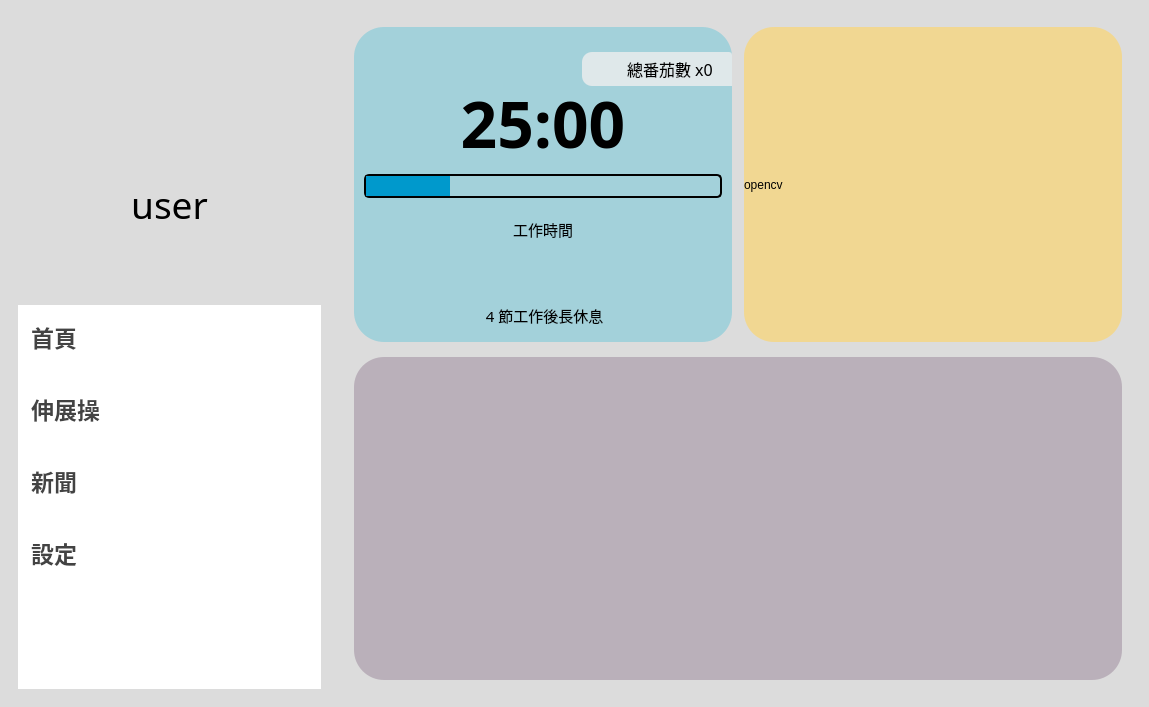
First picture: the form in demo.ui, repository ahua1010/Margherita-Pizza-Pomodoro-and-Gesture-detection-, before the edit.
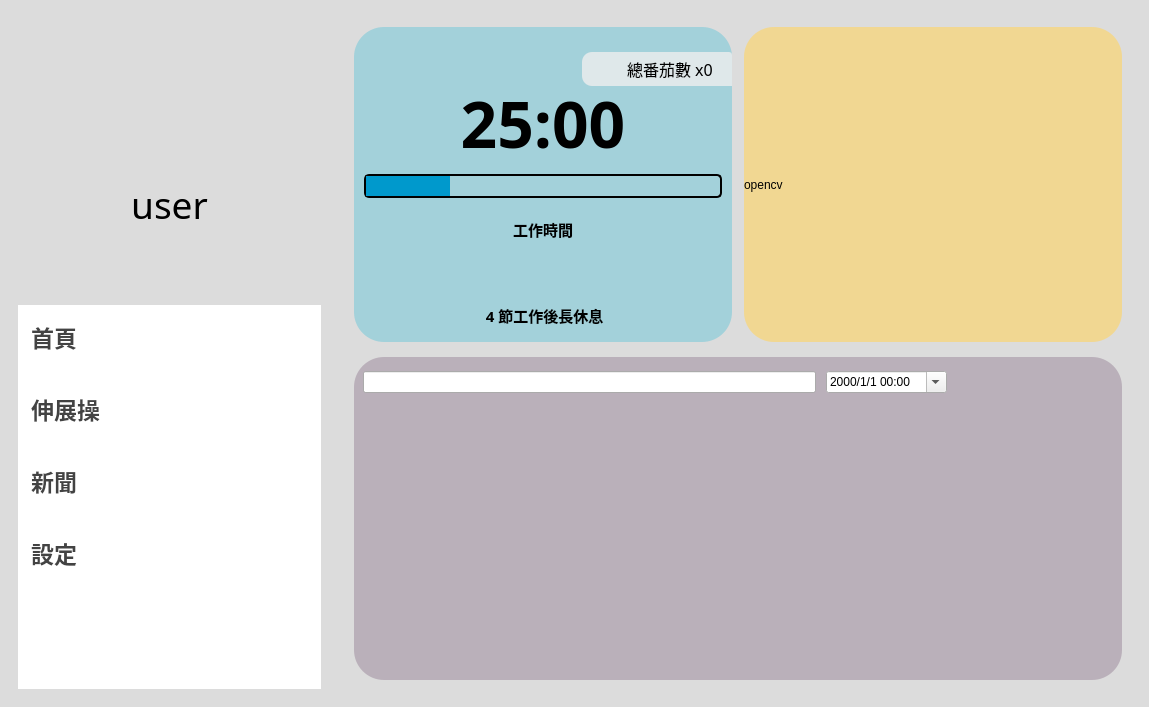
Second picture: the form after the edit. Icons and pictures are not drawn.

What changed in the file:
```diff
--- a/demo.ui
+++ b/demo.ui
@@ -550,8 +550,10 @@
                   </property>
                   <property name="font">
                    <font>
-                    <family>Agency FB</family>
+                    <family>微軟正黑體</family>
                     <pointsize>11</pointsize>
+                    <weight>75</weight>
+                    <bold>true</bold>
                    </font>
                   </property>
                   <property name="styleSheet">
@@ -681,8 +683,10 @@
                   </property>
                   <property name="font">
                    <font>
-                    <family>Agency FB</family>
+                    <family>微軟正黑體</family>
                     <pointsize>11</pointsize>
+                    <weight>75</weight>
+                    <bold>true</bold>
                    </font>
                   </property>
                   <property name="styleSheet">
@@ -782,7 +786,99 @@
 	background-color:rgba(183, 172, 183,0.9);
 }</string>
              </property>
-             <layout class="QVBoxLayout" name="verticalLayout_6"/>
+             <layout class="QVBoxLayout" name="verticalLayout_6">
+              <item>
+               <layout class="QHBoxLayout" name="horizontalLayout_10">
+                <property name="spacing">
+                 <number>10</number>
+                </property>
+                <property name="topMargin">
+                 <number>5</number>
+                </property>
+                <property name="bottomMargin">
+                 <number>5</number>
+                </property>
+                <item>
+                 <widget class="QLineEdit" name="todo_line">
+                  <property name="sizePolicy">
+                   <sizepolicy hsizetype="Preferred" vsizetype="Fixed">
+                    <horstretch>20</horstretch>
+                    <verstretch>0</verstretch>
+                   </sizepolicy>
+                  </property>
+                 </widget>
+                </item>
+                <item>
+                 <widget class="QDateTimeEdit" name="todo_date">
+                  <property name="displayFormat">
+                   <string>yyyy/M/d HH:mm</string>
+                  </property>
+                  <property name="calendarPopup">
+                   <bool>true</bool>
+                  </property>
+                 </widget>
+                </item>
+                <item>
+                 <spacer name="horizontalSpacer_2">
+                  <property name="orientation">
+                   <enum>Qt::Horizontal</enum>
+                  </property>
+                  <property name="sizeHint" stdset="0">
+                   <size>
+                    <width>40</width>
+                    <height>20</height>
+                   </size>
+                  </property>
+                 </spacer>
+                </item>
+                <item>
+                 <widget class="QPushButton" name="todo_add">
+                  <property name="styleSheet">
+                   <string notr="true">border: none;
+image:url(D:/酪梨資料夾/大學作業/專題/pyqt/demo/img/add.png);</string>
+                  </property>
+                  <property name="text">
+                   <string/>
+                  </property>
+                 </widget>
+                </item>
+                <item>
+                 <widget class="QPushButton" name="todo_edit">
+                  <property name="styleSheet">
+                   <string notr="true">border: none;
+image:url(D:/酪梨資料夾/大學作業/專題/pyqt/demo/img/edit.png);</string>
+                  </property>
+                  <property name="text">
+                   <string/>
+                  </property>
+                 </widget>
+                </item>
+                <item>
+                 <widget class="QPushButton" name="todo_delete">
+                  <property name="styleSheet">
+                   <string notr="true">border: none;
+image:url(D:/酪梨資料夾/大學作業/專題/pyqt/demo/img/delete.png);</string>
+                  </property>
+                  <property name="text">
+                   <string/>
+                  </property>
+                 </widget>
+                </item>
+               </layout>
+              </item>
+              <item>
+               <widget class="QListWidget" name="todo_list">
+                <property name="font">
+                 <font>
+                  <family>微軟正黑體</family>
+                  <pointsize>14</pointsize>
+                  <weight>75</weight>
+                  <bold>true</bold>
+                 </font>
+                </property>
+               </widget>
+              </item>
+             </layout>
             </widget>
            </item>
           </layout>
```
Left out of the diff: 1 changed line with no effect on the pictures.
